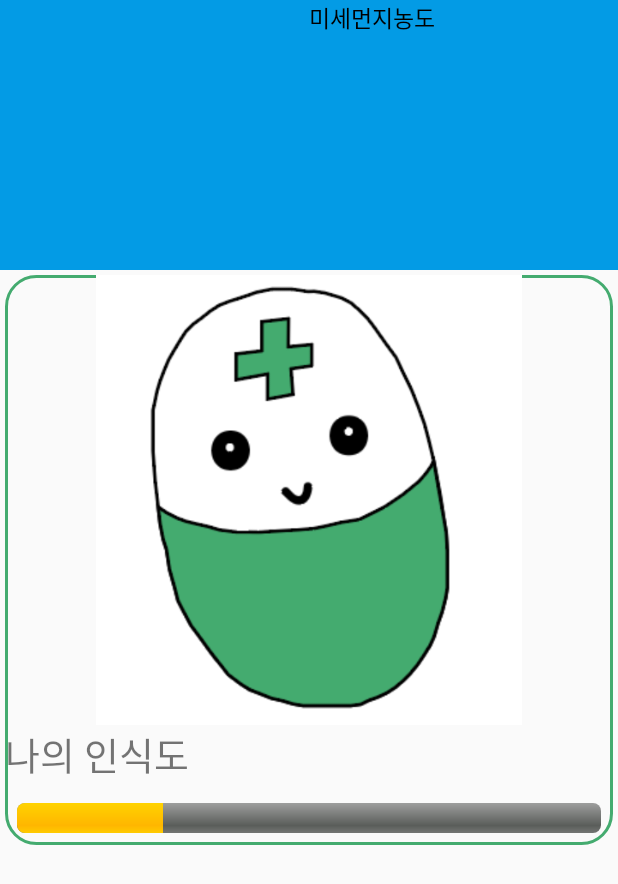
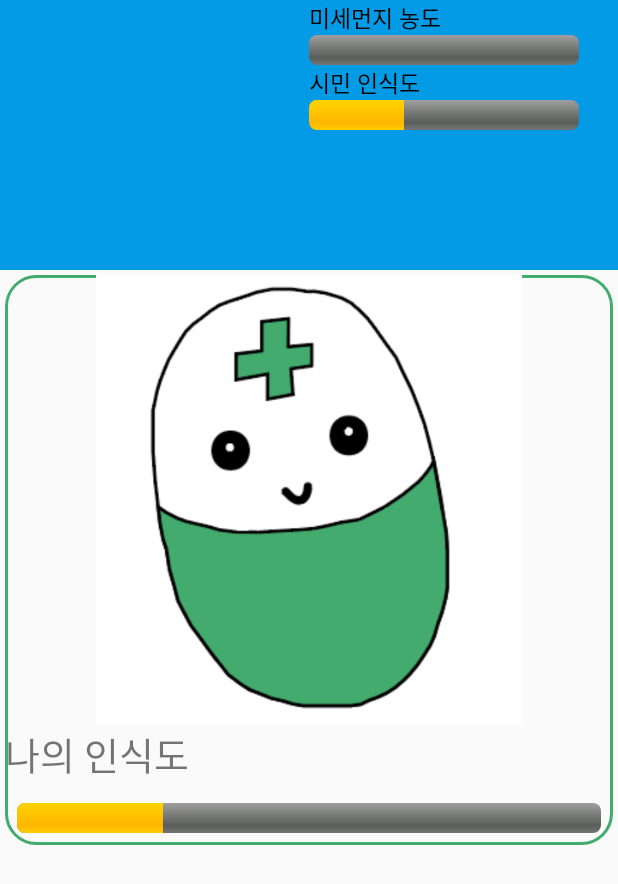
Before and after one commit to ChoHyoungSeo/Team-FDI_DustPrescription, an Android app: the MainActivity screen opened directly, with no data from a screen before it, on a phone screen of 412 x 824 dp. Shown: the top 884 px of the screen. Run offline under Robolectric (Android 15) with nearby library versions, the phone set to English and light mode, and no system bars; 2 statements that could not run were skipped.

Commit message:
modify main activity

```diff
--- a/app/src/main/java/com/cookandroid/registration/MainActivity.java
+++ b/app/src/main/java/com/cookandroid/registration/MainActivity.java
@@ -40,10 +40,8 @@ public class MainActivity extends AppCompatActivity {
         questperform_num= new ArrayList<>();
         icon = new ArrayList<>();
 
-        dust.setText("미세먼지농도");
         dustbar.setProgress(Integer.parseInt(item.getPm10Grade()));
-        recog.setText("시민인식도");
-//        recogbar.setProgress(35);
+        recogbar.setProgress(35);
 
         switch (item.getPm10Grade()){
             case "1":
--- a/app/src/main/res/layout/activity_main.xml
+++ b/app/src/main/res/layout/activity_main.xml
@@ -24,28 +24,27 @@
                 android:orientation="vertical"
                 android:layout_weight="1">
                 <TextView
-                    android:layout_width="match_parent"
-                    android:layout_height="match_parent"
+                    android:layout_width="wrap_content"
+                    android:layout_height="wrap_content"
                     android:id="@+id/dust"
+                    android:text="미세먼지 농도"
                     android:textColor="#000000"
                     android:textSize="15dp"/>
                 <ProgressBar
-                    android:layout_width="match_parent"
-                    android:layout_height="match_parent"
-                    android:layout_below="@id/dust"
+                    android:layout_width="180dp"
+                    android:layout_height="wrap_content"
                     style="@android:style/Widget.ProgressBar.Horizontal"
                     android:id="@+id/dustbar" />
                 <TextView
-                    android:layout_width="match_parent"
-                    android:layout_height="match_parent"
-                    android:layout_below="@id/dustbar"
+                    android:layout_width="wrap_content"
+                    android:layout_height="wrap_content"
+                    android:text="시민 인식도"
                     android:id="@+id/recog"
                     android:textColor="#000000"
                     android:textSize="15dp"/>
                 <ProgressBar
-                    android:layout_width="match_parent"
-                    android:layout_height="match_parent"
-                    android:layout_below="@id/recog"
+                    android:layout_width="180dp"
+                    android:layout_height="wrap_content"
                     style="@android:style/Widget.ProgressBar.Horizontal"
                     android:id="@+id/recogbar" />
             </LinearLayout>
```
